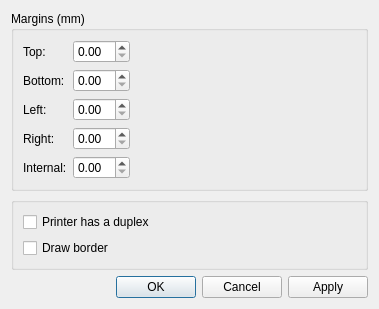
Above: gui/printersettings/printersettings.ui from Boomaga/boomaga before the change. Below: the same form after it.
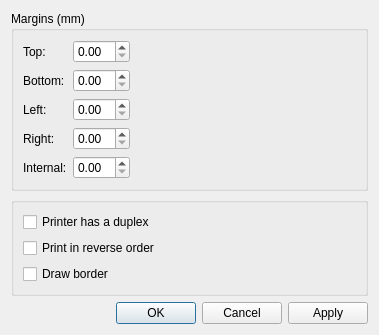
That is the form after the change.

Commit message: Reverse printing option

The edit to the form file:
```diff
--- a/gui/printersettings/printersettings.ui
+++ b/gui/printersettings/printersettings.ui
@@ -7,7 +7,7 @@
     <x>0</x>
     <y>0</y>
     <width>358</width>
-    <height>277</height>
+    <height>302</height>
    </rect>
   </property>
   <layout class="QVBoxLayout" name="verticalLayout_3">
@@ -111,14 +111,14 @@
           </property>
          </widget>
         </item>
-        <item row="1" column="0">
+        <item row="2" column="0">
          <widget class="QCheckBox" name="borderCbx">
           <property name="text">
            <string>Draw border</string>
           </property>
          </widget>
         </item>
-        <item row="1" column="1">
+        <item row="2" column="1">
          <spacer name="horizontalSpacer_3">
           <property name="orientation">
            <enum>Qt::Horizontal</enum>
@@ -131,6 +131,13 @@
           </property>
          </spacer>
         </item>
+        <item row="1" column="0">
+         <widget class="QCheckBox" name="reverseOrderCbx">
+          <property name="text">
+           <string>Print in reverse order</string>
+          </property>
+         </widget>
+        </item>
        </layout>
       </item>
      </layout>
```
The commit also changes 7 other files.
